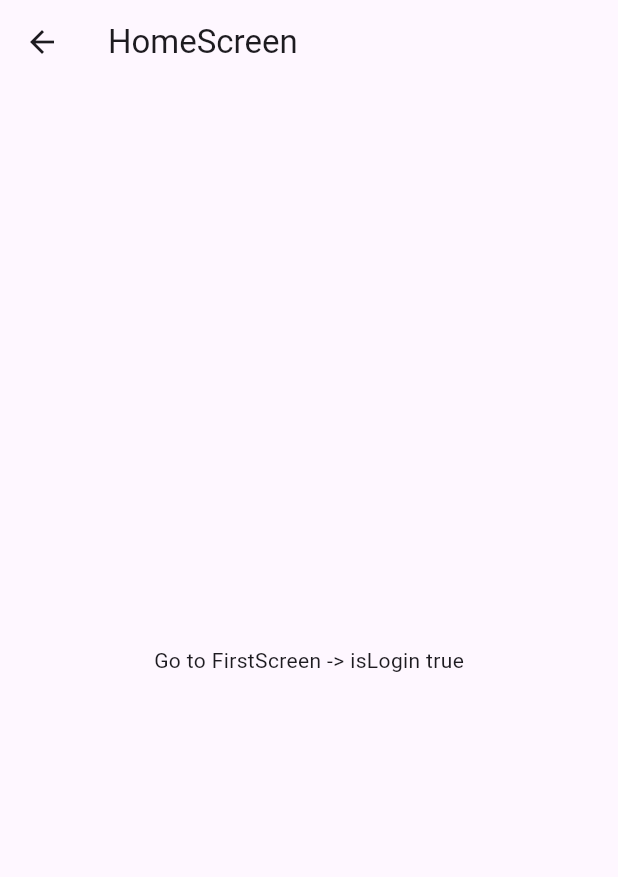
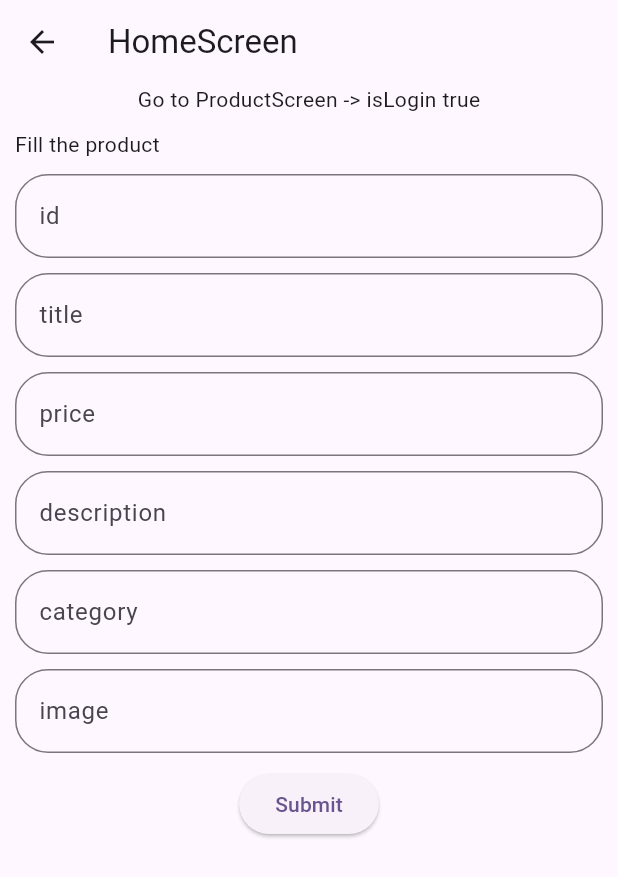
Before and after one commit to bibekparajuli39/navigation-with-goRouter, a Flutter app: the screen it shows after launch, after a tap on "Go to HomeScreen", on a phone screen of 412 x 824 dp. Shown: the top 877 px of the screen. Run offline on Flutter 3.47's test engine with Material 3 defaults, Android fonts, the phone set to English and light mode, and no system bars; our stand-ins replace dio, go_router; network calls fail.

Commit message:
fetches and creating the product using GET and POST method

```diff
--- /dev/null
+++ b/lib/model/product/product.dart
@@ -0,0 +1,43 @@
+import 'rating.dart';
+
+class Product {
+  int? id;
+  String? title;
+  double? price;
+  String? description;
+  String? category;
+  String? image;
+  Rating? rating;
+
+  Product({
+    this.id,
+    this.title,
+    this.price,
+    this.description,
+    this.category,
+    this.image,
+    this.rating,
+  });
+  // existing object return
+  factory Product.fromJson(Map<String, dynamic> json) => Product(
+    id: json['id'] as int?,
+    title: json['title'] as String?,
+    price: (json['price'] as num?)?.toDouble(),
+    description: json['description'] as String?,
+    category: json['category'] as String?,
+    image: json['image'] as String?,
+    rating: json['rating'] == null
+        ? null
+        : Rating.fromJson(json['rating'] as Map<String, dynamic>),
+  );
+
+  Map<String, dynamic> toJson() => {
+    'id': id,
+    'title': title,
+    'price': price,
+    'description': description,
+    'category': category,
+    'image': image,
+    'rating': rating?.toJson(),
+  };
+}
--- /dev/null
+++ b/lib/model/product/rating.dart
@@ -0,0 +1,13 @@
+class Rating {
+  double? rate;
+  int? count;
+
+  Rating({this.rate, this.count});
+
+  factory Rating.fromJson(Map<String, dynamic> json) => Rating(
+    rate: (json['rate'] as num?)?.toDouble(),
+    count: json['count'] as int?,
+  );
+
+  Map<String, dynamic> toJson() => {'rate': rate, 'count': count};
+}
--- a/lib/routes/app_routes.dart
+++ b/lib/routes/app_routes.dart
@@ -1,7 +1,7 @@
 import 'package:flutter/material.dart';
 import 'package:go_router/go_router.dart';
 import 'package:nav_passdata/routes/routes.dart';
-import 'package:nav_passdata/screens/first_screen.dart';
+import 'package:nav_passdata/screens/product_screen.dart';
 import 'package:nav_passdata/screens/home_screen.dart';
 import 'package:nav_passdata/screens/login_screen.dart';
 import 'package:nav_passdata/screens/second_screen.dart';
@@ -25,10 +25,10 @@ class AppRoutes {
             },
           ),
           GoRoute(
-            path: Routes.firstScreen,
+            path: Routes.productScreen,
             builder: (BuildContext context, GoRouterState state) {
               String isFirst = state.extra.toString();
-              return FirstScreen(first: isFirst);
+              return ProductScreen(first: isFirst);
             },
           ),
           GoRoute(
--- a/lib/routes/routes.dart
+++ b/lib/routes/routes.dart
@@ -1,7 +1,7 @@
 class Routes {
   static final loginScreen = '/';
   static final homeScreen = '/home';
-  static final firstScreen = '/first';
+  static final productScreen = '/first';
   static final secondScreen = '/second';
   static final thirdScreen = '/third';
 }
--- a/lib/screens/first_screen.dart
+++ /dev/null
@@ -1,28 +0,0 @@
-import 'package:flutter/material.dart';
-import 'package:go_router/go_router.dart';
-import 'package:nav_passdata/routes/routes.dart';
-
-class FirstScreen extends StatefulWidget {
-  const FirstScreen({super.key, this.first});
-  final String? first;
-
-  @override
-  State<FirstScreen> createState() => _FirstScreenState();
-}
-
-class _FirstScreenState extends State<FirstScreen> {
-  @override
-  Widget build(BuildContext context) {
-    return Scaffold(
-      appBar: AppBar(title: Text('First Sceen')),
-      body: Center(
-        child: InkWell(
-          onTap: () {
-            context.go(Routes.secondScreen, extra: " isthis second");
-          },
-          child: Text('Go to Second Screen ${widget.first}'),
-        ),
-      ),
-    );
-  }
-}
--- a/lib/screens/home_screen.dart
+++ b/lib/screens/home_screen.dart
@@ -1,5 +1,7 @@
+import 'package:dio/dio.dart';
 import 'package:flutter/material.dart';
 import 'package:go_router/go_router.dart';
+import 'package:nav_passdata/model/product/product.dart';
 import 'package:nav_passdata/routes/routes.dart';
 
 class HomeScreen extends StatefulWidget {
@@ -11,18 +13,125 @@ class HomeScreen extends StatefulWidget {
 }
 
 class _HomeScreenState extends State<HomeScreen> {
+  TextEditingController idControllor = TextEditingController();
+  TextEditingController titleControllor = TextEditingController();
+  TextEditingController priceControllor = TextEditingController();
+  TextEditingController descriptionControllor = TextEditingController();
+  TextEditingController categoryControllor = TextEditingController();
+  TextEditingController imageControllor = TextEditingController();
+
+  final Dio dio = Dio();
   @override
   Widget build(BuildContext context) {
     return Scaffold(
       appBar: AppBar(title: Text('HomeScreen')),
-      body: Center(
-        child: InkWell(
-          onTap: () {
-            context.go(Routes.firstScreen, extra: "isthis first");
-          },
-          child: Text('Go to FirstScreen -> ${widget.islogin}'),
+      body: SingleChildScrollView(
+        child: Column(
+          children: [
+            Center(
+              child: InkWell(
+                onTap: () {
+                  context.go(Routes.productScreen, extra: "isthis first");
+                },
+                child: Text('Go to ProductScreen -> ${widget.islogin}'),
+              ),
+            ),
+            Container(
+              padding: EdgeInsets.all(10),
+
+              child: Column(
+                spacing: 10,
+                crossAxisAlignment: .start,
+                children: [
+                  Text('Fill the product'),
+                  TextFormField(
+                    controller: idControllor,
+                    decoration: InputDecoration(
+                      border: OutlineInputBorder(
+                        borderRadius: BorderRadius.circular(22),
+                      ),
+                      hintText: "id",
+                    ),
+                  ),
+                  TextFormField(
+                    controller: titleControllor,
+                    decoration: InputDecoration(
+                      border: OutlineInputBorder(
+                        borderRadius: BorderRadius.circular(22),
+                      ),
+                      hintText: "title",
+                    ),
+                  ),
+                  TextFormField(
+                    controller: priceControllor,
+                    decoration: InputDecoration(
+                      border: OutlineInputBorder(
+                        borderRadius: BorderRadius.circular(22),
+                      ),
+                      hintText: "price",
+                    ),
+                  ),
+                  TextFormField(
+                    controller: descriptionControllor,
+                    decoration: InputDecoration(
+                      border: OutlineInputBorder(
+                        borderRadius: BorderRadius.circular(22),
+                      ),
+                      hintText: "description",
+                    ),
+                  ),
+                  TextFormField(
+                    controller: categoryControllor,
+                    decoration: InputDecoration(
+                      border: OutlineInputBorder(
+                        borderRadius: BorderRadius.circular(22),
+                      ),
+                      hintText: "category",
+                    ),
+                  ),
+                  TextFormField(
+                    controller: imageControllor,
+                    decoration: InputDecoration(
+                      border: OutlineInputBorder(
+                        borderRadius: BorderRadius.circular(22),
+                      ),
+                      hintText: "image",
+                    ),
+                  ),
+                  Center(
+                    child: ElevatedButton(
+                      onPressed: () {
+                        int id = int.parse(idControllor.text);
+                        var title = titleControllor.text.trim;
+                        var price = priceControllor.text.trim;
+                        var description = descriptionControllor.text.trim;
+                        var category = categoryControllor.text.trim;
+                        var image = imageControllor.text.trim;
+                        var productDetails = Product(
+                          id: id,
+                          title: title.toString(),
+                        );
+
+                        product(productDetails);
+                      },
+                      child: Text("Submit"),
+                    ),
+                  ),
+                ],
+              ),
+            ),
+          ],
         ),
       ),
     );
   }
+
+  Future product(Product productDetails) async {
+    final response = await dio.post(
+      "https://fakestoreapi.com/products",
+      data: productDetails.toJson(),
+    );
+    final data = response.statusCode;
+    print(data);
+  }
 }
--- a/lib/screens/login_screen.dart
+++ b/lib/screens/login_screen.dart
@@ -1,6 +1,8 @@
+import 'package:dio/dio.dart';
 import 'package:flutter/material.dart';
 import 'package:go_router/go_router.dart';
-import 'package:nav_passdata/routes/app_routes.dart';
+import 'package:nav_passdata/model/product/auth/user_login.dart';
+
 import 'package:nav_passdata/routes/routes.dart';
 
 class LoginScreen extends StatefulWidget {
@@ -11,11 +13,20 @@ class LoginScreen extends StatefulWidget {
 }
 
 class _LoginScreenState extends State<LoginScreen> {
+  TextEditingController usernameController = TextEditingController();
+  TextEditingController passwordController = TextEditingController();
+
+  final Dio dio = Dio();
+  // fetching data from api
+
   @override
   Widget build(BuildContext context) {
     return Scaffold(
       appBar: AppBar(title: Text('LoginScreen')),
-      body: Center(
+      body: Column(
+        spacing: 20,
+        children: [
+          Center(
             child: InkWell(
               onTap: () {
                 context.go(Routes.homeScreen, extra: "isLogin true");
@@ -23,6 +34,51 @@ class _LoginScreenState extends State<LoginScreen> {
               child: Text('Go to HomeScreen'),
             ),
           ),
+
+          TextFormField(
+            controller: usernameController,
+            decoration: InputDecoration(
+              border: OutlineInputBorder(
+                borderRadius: BorderRadius.circular(22),
+              ),
+            ),
+          ),
+          TextFormField(
+            controller: passwordController,
+            decoration: InputDecoration(
+              border: OutlineInputBorder(
+                borderRadius: BorderRadius.circular(22),
+              ),
+            ),
+          ),
+
+          ElevatedButton(
+            onPressed: () {
+              var username = usernameController.text.trim();
+              var password = passwordController.text.trim();
+
+              print("username is $username and password is $password");
+              var userDetails = UserLogin(
+                username: username,
+                password: password,
+              );
+              login(userDetails);
+            },
+            child: Text("Login"),
+          ),
+
+          // product list is shown here
+        ],
+      ),
     );
   }
+
+  Future login(UserLogin userDetails) async {
+    final response = await dio.post(
+      "https://fakestoreapi.com/auth/login",
+      data: userDetails.toMap(),
+    );
+    var data = response.statusCode;
+    print(data);
   }
+}
--- a/pubspec.yaml
+++ b/pubspec.yaml
@@ -35,6 +35,7 @@ dependencies:
   # Use with the CupertinoIcons class for iOS style icons.
   cupertino_icons: ^1.0.8
   go_router: ^17.5.0
+  dio: ^5.11.0
 
 dev_dependencies:
   flutter_test:
```
Also changed, not shown: lib/model/product/auth/user_login.dart (added, +22 -0 lines), lib/screens/product_screen.dart (added, +163 -0 lines), pubspec.lock, 1 other file. Lines whose indentation alone changed are shown as unchanged.
